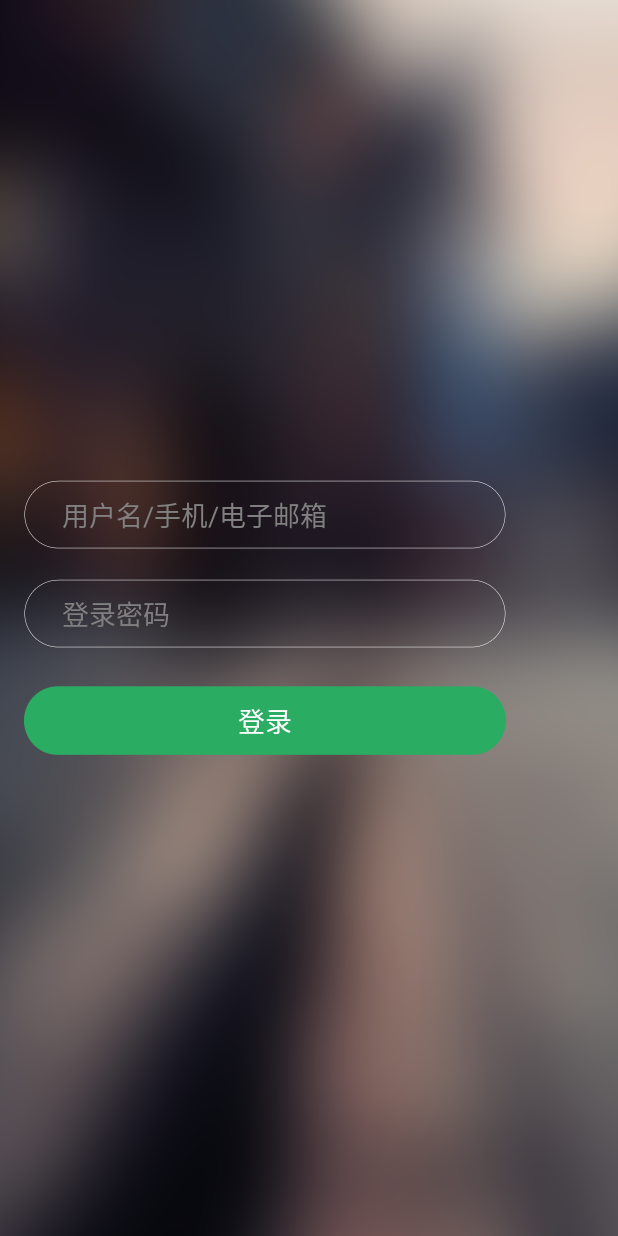
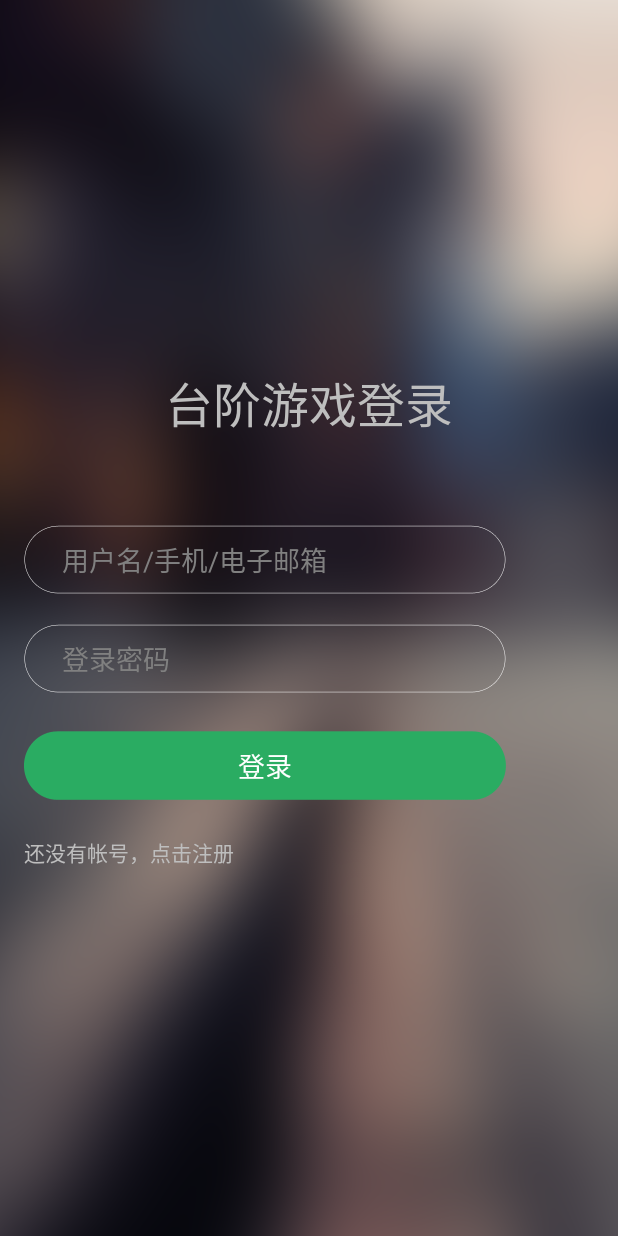
Before and after one commit to liaozengxiang/TaiJie, an Android app: the screen it shows after launch (LoginActivity), on a phone screen of 412 x 824 dp. Run offline under Robolectric (Android 15) with nearby library versions, the phone set to English and light mode, and no system bars.

Commit message:
丰富登录页面元素

```diff
--- a/src/client/app/src/main/java/com/moodwu/taijie/LoginActivity.java
+++ b/src/client/app/src/main/java/com/moodwu/taijie/LoginActivity.java
@@ -2,6 +2,7 @@ package com.moodwu.taijie;
 
 import android.app.Activity;
 import android.content.Intent;
+import android.net.Uri;
 import android.os.Bundle;
 import android.util.DisplayMetrics;
 import android.view.Menu;
@@ -30,8 +31,7 @@ public class LoginActivity extends Activity {
             public boolean onTouch(View v, MotionEvent event) {
                 if (event.getAction() == MotionEvent.ACTION_DOWN) {
                     // v.setBackgroundResource(R.drawable.login_btn_pressed;
-                 }
-                 else if (event.getAction() == MotionEvent.ACTION_UP) {
+                } else if (event.getAction() == MotionEvent.ACTION_UP) {
                     // v.setBackgroundResource(R.drawable.login_btn_normal;
                 }
                 return false;
@@ -44,6 +44,18 @@ public class LoginActivity extends Activity {
                 Intent intent = new Intent(LoginActivity.this, MainActivity.class);
                 startActivity(intent);
                 finish();
+            }
+        });
+
+        View register = (View)findViewById(R.id.btn_register);
+        register.setOnClickListener(new View.OnClickListener() {
+            @Override
+            public void onClick(View v) {
+                Intent intent = new Intent();
+                intent.setAction("android.intent.action.VIEW");
+                Uri content_url = Uri.parse("https://passport.moodwu.com/register/");
+                intent.setData(content_url);
+                startActivity(intent);
             }
         });
     }
--- a/src/client/app/src/main/res/layout/activity_login.xml
+++ b/src/client/app/src/main/res/layout/activity_login.xml
@@ -9,7 +9,16 @@
     android:gravity="center_vertical"
     tools:context="com.moodwu.taijie.LoginActivity">
 
+    <TextView
+        android:layout_width="match_parent"
+        android:layout_height="wrap_content"
+        android:layout_gravity="center_horizontal"
+        android:gravity="center_horizontal"
+        android:textSize="32dp"
+        android:text="@string/login_title"/>
+
     <EditText
+        android:layout_marginTop="57dp"
         android:layout_width="321dp"
         android:layout_height="46dp"
         android:layout_centerVertical="true"
@@ -45,4 +54,11 @@
         android:textColor="#fff"
         android:id="@+id/btn_login"/>
 
+    <TextView
+        android:layout_marginTop="24dp"
+        android:layout_width="wrap_content"
+        android:layout_height="wrap_content"
+        android:text="@string/login_register"
+        android:id="@+id/btn_register"/>
+
 </LinearLayout>
--- a/src/client/app/src/main/res/values/strings.xml
+++ b/src/client/app/src/main/res/values/strings.xml
@@ -5,9 +5,11 @@
 
     <!-- 登录界面 -->
     <string name="title_activity_login">登录</string>
+    <string name="login_title">台阶游戏登录</string>
     <string name="login_id">用户名/手机/电子邮箱</string>
     <string name="login_password">登录密码</string>
     <string name="login_check">登录</string>
+    <string name="login_register">还没有帐号，点击注册</string>
 
     <string name="hello_world">Hello world!</string>
 </resources>
```
Lines whose indentation alone changed are shown as unchanged.
